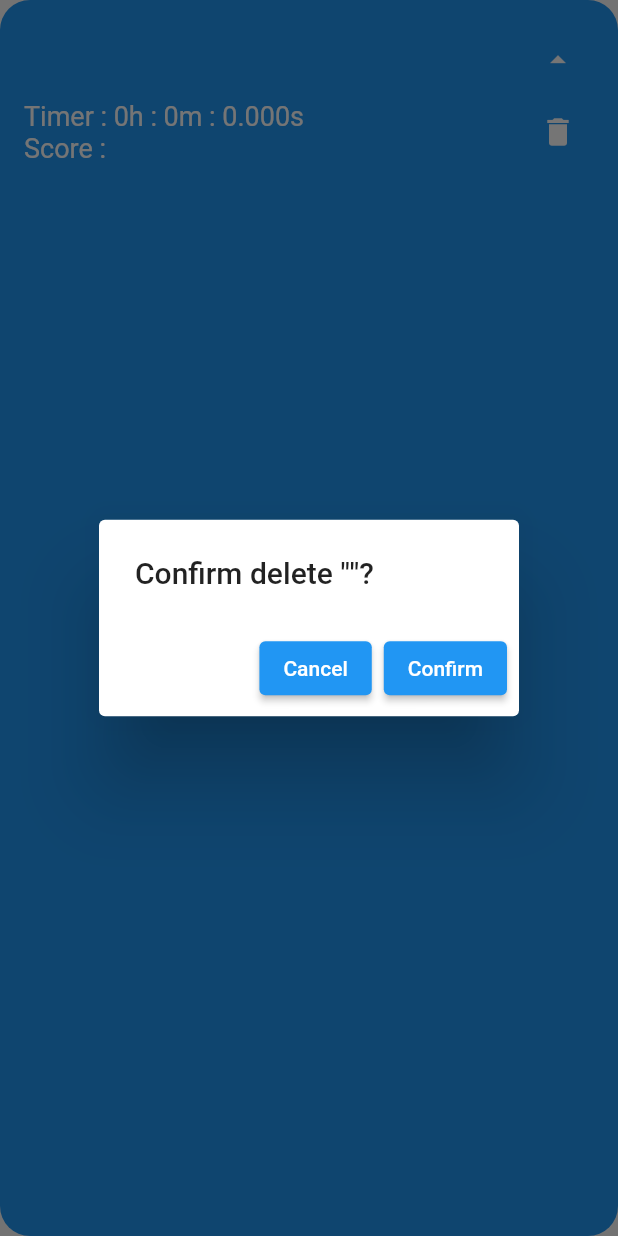
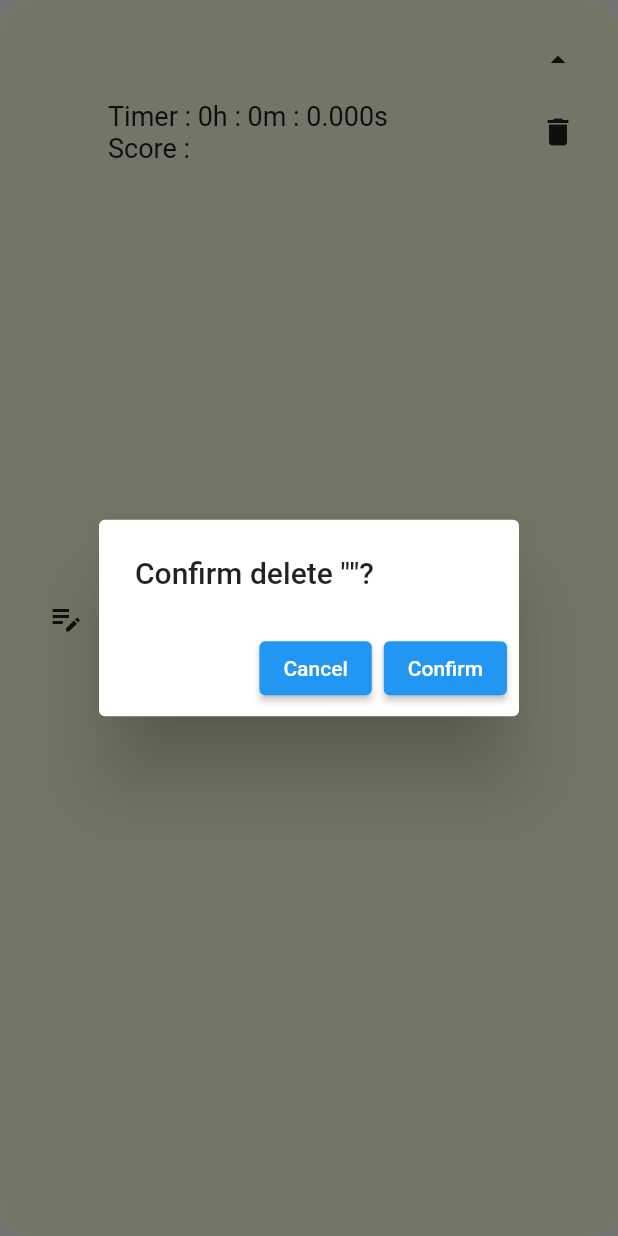
Before and after one commit to Nil-cire/timer_note, a Flutter app: the NoteListExpandItemView widget shown alone on an empty page, opened directly with empty values, after a tap on the "delete" icon, on a phone screen of 412 x 824 dp. Run offline on Flutter 3.47's test engine with Material 2 defaults, Android fonts, the phone set to English and light mode, and no system bars; our stand-ins replace bloc, flutter_bloc, shared_preferences; missing offline and left inert: dart:ffi; accounts and stored records are empty.

Commit message:
feat: update item color theme

```diff
--- a/lib/ui/custom/NoteListExpandItemView.dart
+++ b/lib/ui/custom/NoteListExpandItemView.dart
@@ -2,6 +2,7 @@ import 'package:flutter/material.dart';
 import 'package:timer_note/data/entity/NoteEntity.dart';
 import 'package:timer_note/util.dart';
 import 'package:timer_note/value/MyColor.dart';
+import 'package:timer_note/value/MyString.dart';
 
 import '../../value/MyDimension.dart';
 
@@ -24,7 +25,17 @@ class NoteListExpandItemViewState extends State<NoteListExpandItemView> {
       borderRadius: const BorderRadius.all(Radius.circular(20)),
       child: Container(
         padding: const EdgeInsets.all(MyDimension.itemMainPadding),
-        color: Colors.blue,
+        color: MyColor.itemColor,
+        child: Row(
+          children: [
+            const Padding(
+              padding: EdgeInsets.all(16.0),
+              child: Icon(
+                Icons.edit_note,
+                color: MyColor.textOnItemColor,
+              ),
+            ),
+            Expanded(
                 child: Column(
                   children: [
                     Container(
@@ -38,7 +49,10 @@ class NoteListExpandItemViewState extends State<NoteListExpandItemView> {
                                   child: Text(
                                     widget.note.subject,
                                     style: const TextStyle(
-                                color: Colors.white,
+                                        fontWeight: FontWeight.bold,
+                                        overflow: TextOverflow.ellipsis,
+                                        fontStyle: FontStyle.italic,
+                                        color: MyColor.textOnItemColor,
                                         fontSize: MyDimension.fontSizeItemTitle),
                                   )),
                               IconButton(
@@ -49,9 +63,9 @@ class NoteListExpandItemViewState extends State<NoteListExpandItemView> {
                                   },
                                   icon: isExpand
                                       ? const Icon(
-                              Icons.arrow_drop_down, color: MyColor.white)
+                                      Icons.arrow_drop_down, color: MyColor.textOnItemColor)
                                       : const Icon(
-                              Icons.arrow_drop_up, color: MyColor.white))
+                                      Icons.arrow_drop_up, color: MyColor.textOnItemColor))
                             ],
                           ),
                           Row(
@@ -65,11 +79,11 @@ class NoteListExpandItemViewState extends State<NoteListExpandItemView> {
                                         "Timer : ${Util.toHour(
                                             widget.note.timeSecond.toString())}",
                                         style: const TextStyle(
-                                    color: Colors.white,
+                                            color: MyColor.textOnItemColor,
                                             fontSize: MyDimension.fontSizeItemContent)),
                                     Text("Score : ${widget.note.score}",
                                         style: const TextStyle(
-                                    color: Colors.white,
+                                            color: MyColor.textOnItemColor,
                                             fontSize: MyDimension.fontSizeItemContent)),
                                   ],
                                 ),
@@ -83,16 +97,16 @@ class NoteListExpandItemViewState extends State<NoteListExpandItemView> {
                                         actions: [
                                           ElevatedButton(onPressed: () {
                                             Navigator.of(context).pop();
-                                  }, child: Text("Cancel")),
+                                          }, child: const Text(MyString.cancel)),
                                           ElevatedButton(onPressed: () {
                                             widget.onDelete.call();
                                             Navigator.of(context).pop();
-                                  }, child: Text("Confirm")),
+                                          }, child: const Text(MyString.confirm)),
                                         ],
                                       );
                                     });
                                   },
-                          icon: const Icon(Icons.delete, color: MyColor.white,))
+                                  icon: const Icon(Icons.delete, color: MyColor.textOnItemColor,))
                             ],
                           )
                         ],
@@ -106,13 +120,13 @@ class NoteListExpandItemViewState extends State<NoteListExpandItemView> {
                           children: [
                             Container(
                               height: 1,
-                      color: MyColor.white,
+                              color: MyColor.textOnItemColor,
                               margin: const EdgeInsets.only(top: 8, bottom: 16),
                             ),
                             Text(widget.note.content,
                                 textAlign: TextAlign.start,
                                 style: const TextStyle(
-                            color: Colors.white,
+                                    color: MyColor.textOnItemColor,
                                     fontSize: MyDimension.fontSizeItemContent))
                           ],
                         ),
@@ -120,6 +134,9 @@ class NoteListExpandItemViewState extends State<NoteListExpandItemView> {
                     )
                   ],
                 ),
+            )
+          ],
+        )
       ),
     );
   }
--- a/lib/ui/home_page/HomePage.dart
+++ b/lib/ui/home_page/HomePage.dart
@@ -101,7 +101,10 @@ class HomePageState extends State<HomePage> {
             switch (state) {
               case HomePageViewModelState.init:
                 return const Center(
-                  child: Text(MyString.noSubject, style: backGroundTextStyle),
+                  child: Padding(
+                    padding: EdgeInsets.all(32.0),
+                    child: Text(MyString.noSubject, style: backGroundTextStyle),
+                  ),
                 );
               case HomePageViewModelState.subjectUpdate:
                 if (viewModel.noteFiles.isEmpty) {
```
Lines whose indentation alone changed are shown as unchanged.
